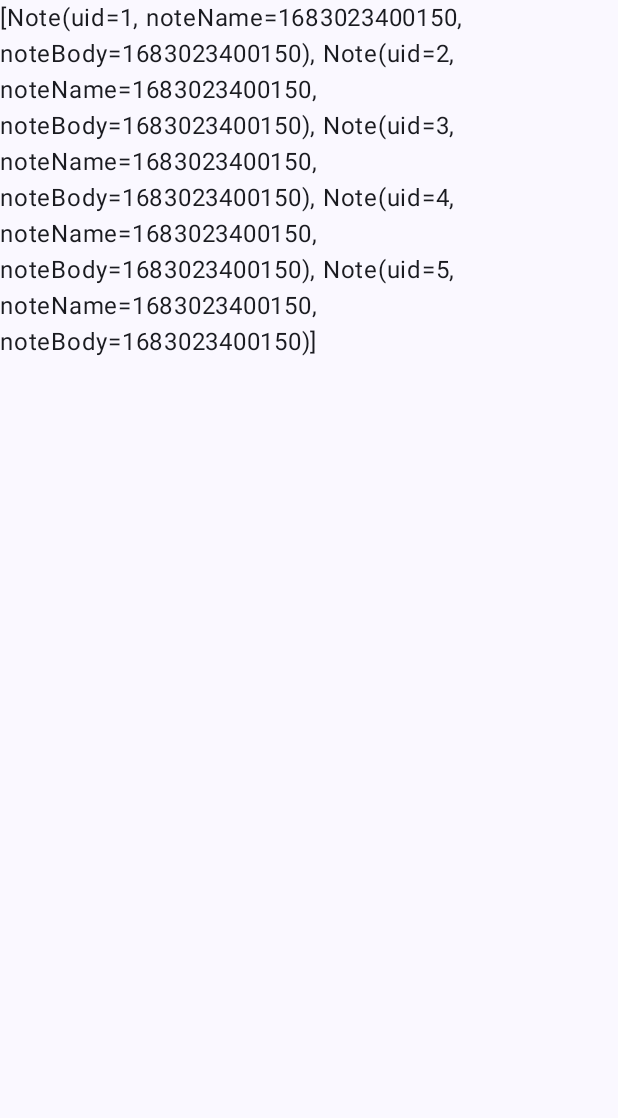
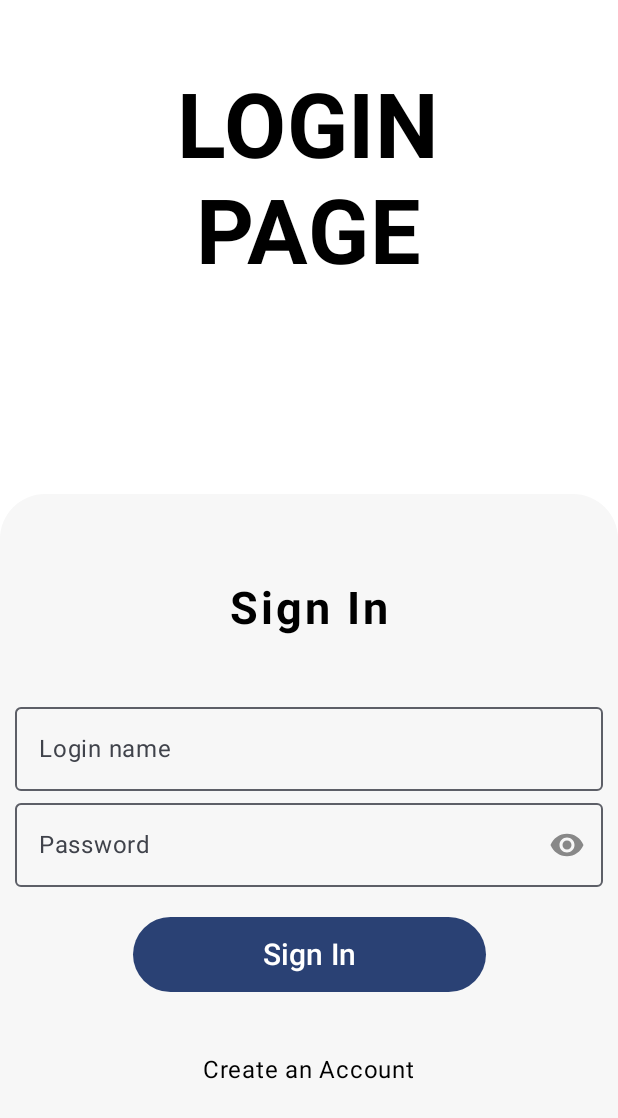
Before and after one commit to dmouze/notepad, an Android app built with Jetpack Compose: the screen it shows after launch (MainActivity), on a phone screen of 412 x 824 dp. Shown: the top 1118 px of the screen. Run offline under Robolectric (Android 15) with nearby library versions, the light colour scheme and no system bars.

Commit message:
Mateusz K
ekran logowania i rejestracji

```diff
--- a/app/src/main/java/com/example/notepad/MainActivity.kt
+++ b/app/src/main/java/com/example/notepad/MainActivity.kt
@@ -1,34 +1,28 @@
 package com.example.notepad
 
 import android.os.Bundle
+import android.view.WindowManager
 import androidx.activity.ComponentActivity
 import androidx.activity.compose.setContent
-import androidx.activity.viewModels
-import androidx.compose.foundation.layout.fillMaxSize
-import androidx.compose.material3.MaterialTheme
-import androidx.compose.material3.Surface
-import androidx.compose.material3.Text
 import androidx.compose.runtime.Composable
-import androidx.compose.runtime.collectAsState
-import androidx.compose.ui.Modifier
-import androidx.compose.ui.tooling.preview.Preview
+import com.example.notepad.composable.LoginPage
 import com.example.notepad.ui.theme.NotepadTheme
 
+
 class MainActivity : ComponentActivity() {
-    private val mainVm by viewModels<MainViewModel>()
     override fun onCreate(savedInstanceState: Bundle?) {
+        window.setSoftInputMode(WindowManager.LayoutParams.SOFT_INPUT_ADJUST_RESIZE)
         super.onCreate(savedInstanceState)
         setContent {
             NotepadTheme {
-                // A surface container using the 'background' color from the theme
-                Surface(
-                    modifier = Modifier.fillMaxSize(),
-                    color = MaterialTheme.colorScheme.background
-                ) {
-                    val notes = mainVm.getNotes().collectAsState(initial = emptyList())
-                    Text(text = notes.value.toString())
-                }
+                Login()
             }
         }
+
+    }
+
+    @Composable
+    fun Login() {
+        LoginPage()
     }
 }
--- a/app/src/main/java/com/example/notepad/MainViewModel.kt
+++ b/app/src/main/java/com/example/notepad/MainViewModel.kt
@@ -5,6 +5,7 @@ import androidx.lifecycle.AndroidViewModel
 import androidx.lifecycle.viewModelScope
 import com.example.notepad.data.Note
 import kotlinx.coroutines.CoroutineScope
+import kotlinx.coroutines.Dispatchers
 import kotlinx.coroutines.flow.Flow
 import kotlinx.coroutines.launch
 
@@ -18,13 +19,16 @@ class MainViewModel(app: Application) : AndroidViewModel(app) {
     }
 
     init {
-        populateDatabase()
+        CoroutineScope(Dispatchers.IO).launch {
+            repo.dropDatabase()
+            populateDatabase()
+        }
     }
 
     private fun populateDatabase(){
-        repeat(5){
+        repeat(100){
             val time = System.currentTimeMillis()
-            val note = Note(noteName = "$time", noteBody = "$time")
+            val note = Note(noteName = "${time % 100}", noteBody = "${time % 100}")
             CoroutineScope(viewModelScope.coroutineContext).launch {
                 repo.insertAll(listOf(note))
             }
--- /dev/null
+++ b/app/src/main/java/com/example/notepad/composable/LoginPage.kt
@@ -0,0 +1,147 @@
+package com.example.notepad.composable
+
+import androidx.compose.foundation.background
+import androidx.compose.foundation.clickable
+import androidx.compose.foundation.layout.Arrangement
+import androidx.compose.foundation.layout.Box
+import androidx.compose.foundation.layout.Column
+import androidx.compose.foundation.layout.Spacer
+import androidx.compose.foundation.layout.fillMaxHeight
+import androidx.compose.foundation.layout.fillMaxSize
+import androidx.compose.foundation.layout.fillMaxWidth
+import androidx.compose.foundation.layout.height
+import androidx.compose.foundation.layout.padding
+import androidx.compose.foundation.lazy.LazyColumn
+import androidx.compose.foundation.shape.RoundedCornerShape
+import androidx.compose.material3.Button
+import androidx.compose.material3.ExperimentalMaterial3Api
+import androidx.compose.material3.Icon
+import androidx.compose.material3.IconButton
+import androidx.compose.material3.OutlinedTextField
+import androidx.compose.material3.Text
+import androidx.compose.runtime.Composable
+import androidx.compose.runtime.mutableStateOf
+import androidx.compose.runtime.remember
+import androidx.compose.ui.Alignment
+import androidx.compose.ui.Modifier
+import androidx.compose.ui.draw.clip
+import androidx.compose.ui.focus.FocusRequester
+import androidx.compose.ui.graphics.Color
+import androidx.compose.ui.res.painterResource
+import androidx.compose.ui.text.TextStyle
+import androidx.compose.ui.text.font.FontWeight
+import androidx.compose.ui.text.input.PasswordVisualTransformation
+import androidx.compose.ui.text.input.VisualTransformation
+import androidx.compose.ui.unit.dp
+import androidx.compose.ui.unit.sp
+import com.example.notepad.R
+import com.example.notepad.ui.theme.primaryColor
+import com.example.notepad.ui.theme.whiteBackground
+
+@OptIn(ExperimentalMaterial3Api::class)
+@Composable
+fun LoginPage() {
+
+    val loginValue = remember { mutableStateOf("") }
+    val passwordValue = remember { mutableStateOf("") }
+    val passwordVisibility = remember { mutableStateOf(false) }
+    val focusRequester:FocusRequester = remember {
+        FocusRequester()
+    }
+
+    Box(modifier = Modifier.fillMaxSize(), contentAlignment = Alignment.BottomCenter) {
+        Box(
+            modifier = Modifier
+                .fillMaxSize()
+                .background(Color.White)
+                .padding(top = 50.dp),
+            contentAlignment = Alignment.TopCenter
+        ) {
+            Column(
+                verticalArrangement = Arrangement.Center,
+                horizontalAlignment = Alignment.CenterHorizontally
+            ) {
+                Text(
+                    text = "LOGIN",
+                    fontSize = 60.sp,
+                    fontWeight = FontWeight.Bold
+                )
+                Text(
+                    text = "PAGE",
+                    fontSize = 60.sp,
+                    fontWeight = FontWeight.Bold,
+                )
+            }
+        }
+
+
+
+        LazyColumn(
+            horizontalAlignment = Alignment.CenterHorizontally,
+            verticalArrangement = Arrangement.Center,
+            modifier = Modifier
+                .fillMaxWidth()
+                .fillMaxHeight(0.60f)
+                .clip(RoundedCornerShape(topStart = 30.dp, topEnd = 30.dp))
+                .background(whiteBackground)
+                .padding(10.dp)
+        ) {
+            item {
+                Text(
+                    text = "Sign In",
+                    style = TextStyle(
+                        fontWeight = FontWeight.Bold,
+                        letterSpacing = 2.sp
+                    ), fontSize = 30.sp
+                )
+                Spacer(modifier = Modifier.padding(20.dp))
+                Column(horizontalAlignment = Alignment.CenterHorizontally) {
+                    OutlinedTextField(
+                        value = loginValue.value,
+                        onValueChange = { loginValue.value = it },
+                        label = { Text(text = "Login name") },
+                        placeholder = { Text(text = "Login name") },
+                        singleLine = true,
+                        modifier = Modifier.fillMaxWidth(8.8f)
+                    )
+                    OutlinedTextField(
+                        value = passwordValue.value,
+                        onValueChange = { passwordValue.value = it },
+                        trailingIcon = {
+                            IconButton(onClick = { }) {
+                                Icon(
+                                    painter = painterResource(id = R.drawable.password_hide),
+                                    contentDescription = null,
+                                    tint = if (passwordVisibility.value) primaryColor else Color.Gray
+                                )
+                            }
+                        },
+                        label = { Text("Password") },
+                        placeholder = { Text(text = "Password") },
+                        singleLine = true,
+                        visualTransformation = if (passwordVisibility.value) VisualTransformation.None
+                        else PasswordVisualTransformation(),
+                        modifier = Modifier.fillMaxWidth(8.8f)
+
+                    )
+                    Spacer(modifier = Modifier.padding(10.dp))
+                    Button(
+                        onClick = {}, modifier = Modifier
+                            .fillMaxWidth(0.6f)
+                            .height(50.dp)
+                    ) {
+                        Text(text = "Sign In", fontSize = 20.sp)
+                    }
+                    Spacer(modifier = Modifier.padding(20.dp))
+                    Text(
+                        text = "Create an Account", modifier = Modifier.clickable(onClick = {})
+                    )
+                    Spacer(modifier = Modifier.padding(20.dp))
+                }
+
+
+            }
+        }
+    }
+
+}
--- a/app/src/main/java/com/example/notepad/ui/theme/Color.kt
+++ b/app/src/main/java/com/example/notepad/ui/theme/Color.kt
@@ -9,3 +9,6 @@ val Pink80 = Color(0xFFEFB8C8)
 val Purple40 = Color(0xFF6650a4)
 val PurpleGrey40 = Color(0xFF625b71)
 val Pink40 = Color(0xFF7D5260)
+
+val primaryColor = Color(0xFF7848B6)
+val whiteBackground = Color(0xFFF7F7F7)
--- a/app/src/main/java/com/example/notepad/ui/theme/Theme.kt
+++ b/app/src/main/java/com/example/notepad/ui/theme/Theme.kt
@@ -16,13 +16,13 @@ import androidx.compose.ui.platform.LocalView
 import androidx.core.view.WindowCompat
 
 private val DarkColorScheme = darkColorScheme(
-    primary = Purple80,
+    primary = primaryColor,
     secondary = PurpleGrey80,
     tertiary = Pink80
 )
 
 private val LightColorScheme = lightColorScheme(
-    primary = Purple40,
+    primary = primaryColor,
     secondary = PurpleGrey40,
     tertiary = Pink40
 
--- /dev/null
+++ b/app/src/main/res/drawable/password_hide.xml
@@ -0,0 +1,5 @@
+<vector android:height="24dp" android:tint="#000000"
+    android:viewportHeight="24" android:viewportWidth="24"
+    android:width="24dp" xmlns:android="http://schemas.android.com/apk/res/android">
+    <path android:fillColor="@android:color/white" android:pathData="M12,4.5C7,4.5 2.73,7.61 1,12c1.73,4.39 6,7.5 11,7.5s9.27,-3.11 11,-7.5c-1.73,-4.39 -6,-7.5 -11,-7.5zM12,17c-2.76,0 -5,-2.24 -5,-5s2.24,-5 5,-5 5,2.24 5,5 -2.24,5 -5,5zM12,9c-1.66,0 -3,1.34 -3,3s1.34,3 3,3 3,-1.34 3,-3 -1.34,-3 -3,-3z"/>
+</vector>
```
Also changed, not shown: app/src/main/java/com/example/notepad/NotesList.kt (added, +89 -0 lines), app/src/main/java/com/example/notepad/SampleNote.kt (added, +7 -0 lines), app/src/main/java/com/example/notepad/composable/RegisterPage.kt (added, +111 -0 lines), app/src/main/java/com/example/notepad/data/User.kt (added, +13 -0 lines), app/src/main/java/com/example/notepad/data/UserDAO.kt (added, +27 -0 lines), app/src/main/java/com/example/notepad/data/UserDatabase.kt (added, +27 -0 lines), app/src/main/java/com/example/notepad/data/Note.kt (line endings or trailing spaces), 1 other file.
